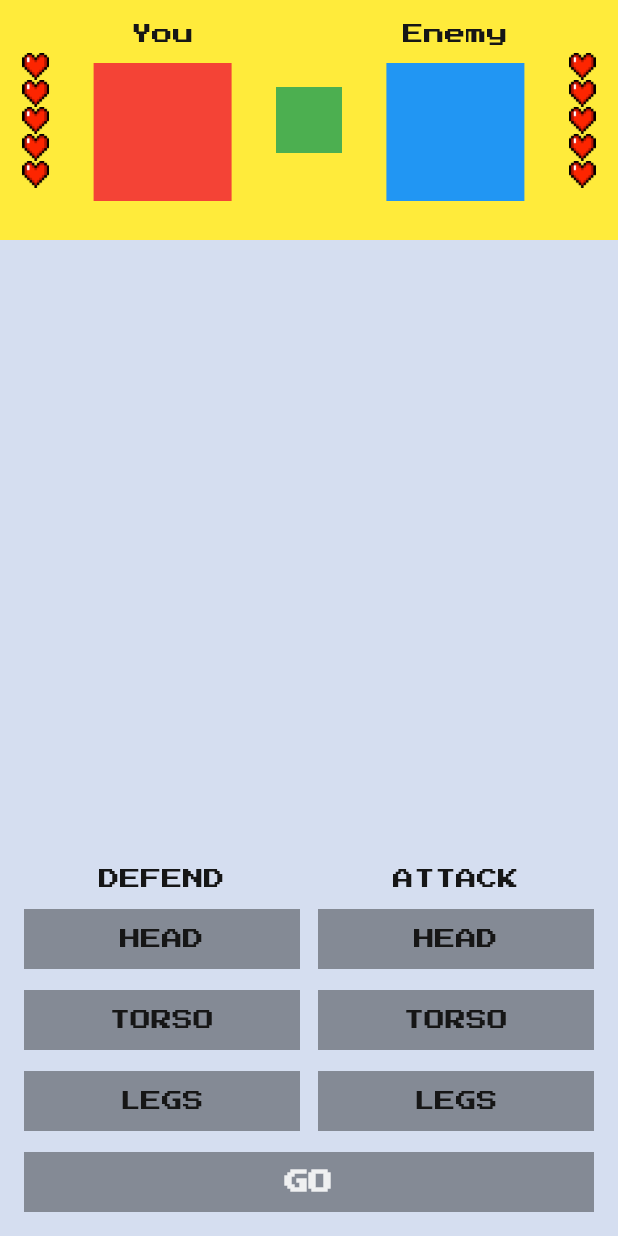
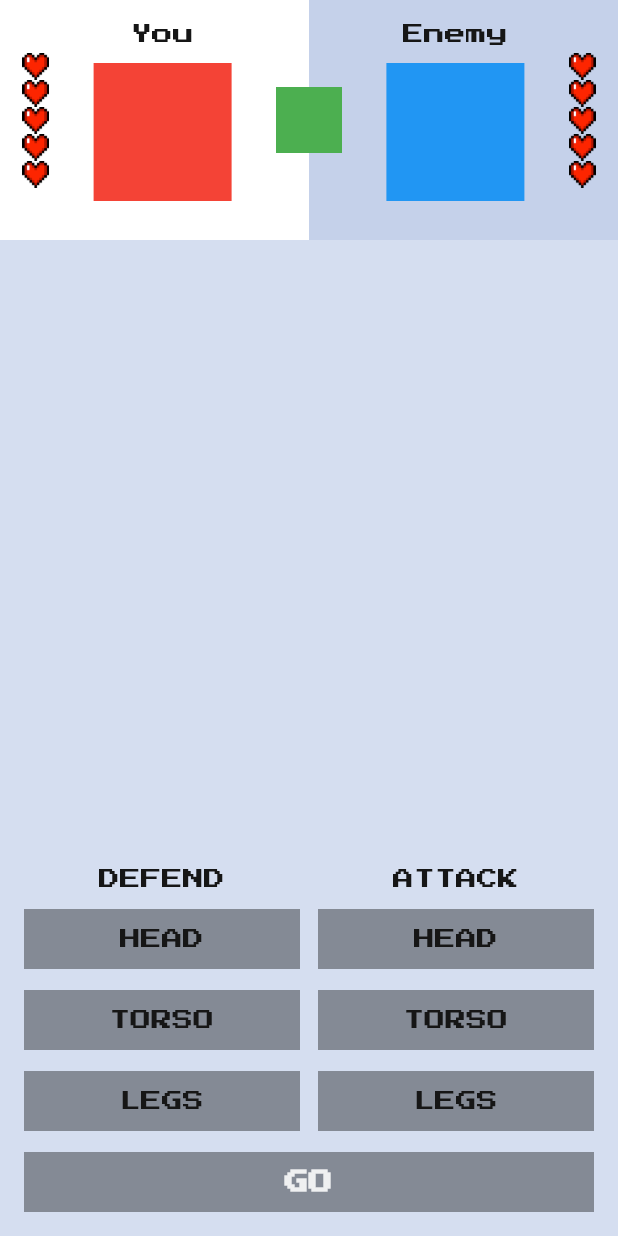
Before and after one commit to NatalinStanislav/flutter_fight_club, a Flutter app: the screen it shows after launch, on a phone screen of 412 x 824 dp. Run offline on Flutter 3.47's test engine with Material 2 defaults, Android fonts, the phone set to English and light mode, and no system bars; our stand-ins replace google_fonts.

Commit message:
before 4 homework task

```diff
--- a/lib/main.dart
+++ b/lib/main.dart
@@ -1,6 +1,5 @@
 import 'dart:math';
 
-import 'package:flutter/cupertino.dart';
 import 'package:flutter/material.dart';
 import 'package:flutter_fight_club/fight_club_colors.dart';
 import 'package:flutter_fight_club/fight_club_icons.dart';
@@ -262,9 +261,27 @@ class FightersInfo extends StatelessWidget {
 
   @override
   Widget build(BuildContext context) {
-    return ColoredBox(
-      color: Colors.yellow,
-      child: SizedBox(
+    return Stack(
+      children: [
+        SizedBox(
+          height: 160,
+          child: Row(
+            crossAxisAlignment: CrossAxisAlignment.stretch,
+            children: [
+              Expanded(
+                child: ColoredBox(
+                  color: Color.fromRGBO(255, 255, 255, 1),
+                ),
+              ),
+              Expanded(
+                child: ColoredBox(
+                  color: Color.fromRGBO(197, 209, 234, 1),
+                ),
+              ),
+            ],
+          ),
+        ),
+        SizedBox(
           height: 160,
           child: Row(
             mainAxisAlignment: MainAxisAlignment.spaceAround,
@@ -312,6 +329,7 @@ class FightersInfo extends StatelessWidget {
             ],
           ),
         ),
+      ],
     );
   }
 }
```
Also changed, not shown: 1 other file. Lines whose indentation alone changed are shown as unchanged.
